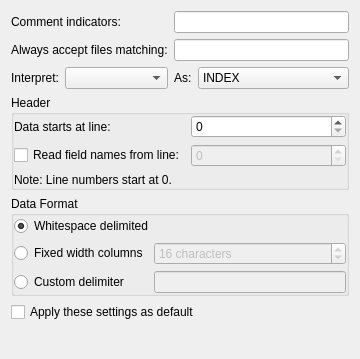
Before: the Qt Designer form src/datasources/ascii/asciiconfig.ui in Kst-plot/kst, drawn with Qt 5.
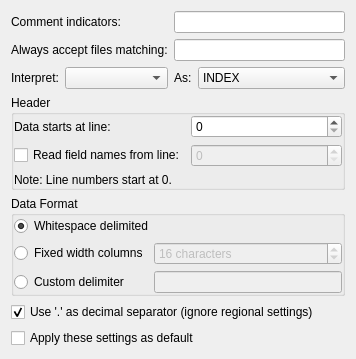
After: the same form once the commit is applied.

Commit message: Add selection of local numbers to gui.

```diff
--- a/src/datasources/ascii/asciiconfig.ui
+++ b/src/datasources/ascii/asciiconfig.ui
@@ -263,6 +263,19 @@
      </layout>
     </widget>
    </item>
+   <item>
+    <widget class="QCheckBox" name="_useDot">
+     <property name="text">
+      <string>Use '.' as decimal separator (ignore regional settings)</string>
+     </property>
+     <property name="checked">
+      <bool>true</bool>
+     </property>
+     <property name="tristate">
+      <bool>false</bool>
+     </property>
+    </widget>
+   </item>
    <item>
     <widget class="QCheckBox" name="_applyDefault">
      <property name="text">
@@ -271,17 +284,14 @@
     </widget>
    </item>
    <item>
-    <spacer>
+    <spacer name="verticalSpacer">
      <property name="orientation">
       <enum>Qt::Vertical</enum>
      </property>
-     <property name="sizeType">
-      <enum>QSizePolicy::Expanding</enum>
-     </property>
      <property name="sizeHint" stdset="0">
       <size>
-       <width>338</width>
-       <height>16</height>
+       <width>20</width>
+       <height>24</height>
       </size>
      </property>
     </spacer>
```
The commit also changes 3 other files.
